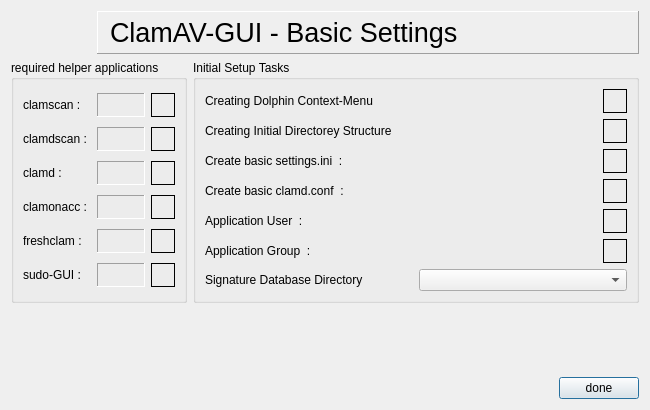
This is ui/firstrunwindow.ui in robinking623/clamav-gui as Qt 5 draws it before an edit. The edited form follows.
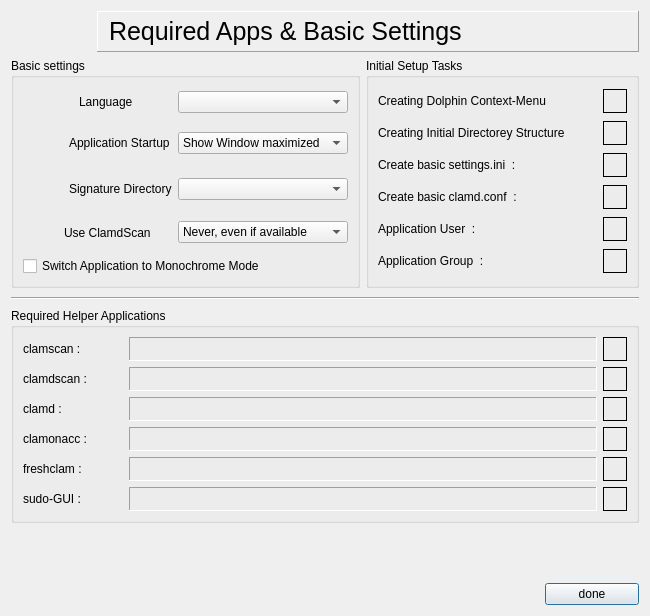
This is the edited form. Icons and pictures are not drawn.

What changed in the file:
```diff
--- a/ui/firstrunwindow.ui
+++ b/ui/firstrunwindow.ui
@@ -7,23 +7,384 @@
     <x>0</x>
     <y>0</y>
     <width>650</width>
-    <height>410</height>
+    <height>616</height>
    </rect>
   </property>
   <property name="windowTitle">
    <string>firstRunWindow</string>
   </property>
   <layout class="QGridLayout" name="gridLayout_2">
-   <item row="1" column="0" colspan="2">
+   <item row="0" column="0" colspan="3">
+    <layout class="QHBoxLayout" name="horizontalLayout_8">
+     <item>
+      <widget class="QLabel" name="label">
+       <property name="maximumSize">
+        <size>
+         <width>80</width>
+         <height>80</height>
+        </size>
+       </property>
+       <property name="text">
+        <string/>
+       </property>
+       <property name="pixmap">
+        <pixmap resource="../resources.qrc">:/icons/icons/Clam.png</pixmap>
+       </property>
+       <property name="scaledContents">
+        <bool>true</bool>
+       </property>
+      </widget>
+     </item>
+     <item>
+      <widget class="QLabel" name="headlineLabel">
+       <property name="maximumSize">
+        <size>
+         <width>16777215</width>
+         <height>50</height>
+        </size>
+       </property>
+       <property name="font">
+        <font>
+         <pointsize>19</pointsize>
+        </font>
+       </property>
+       <property name="styleSheet">
+        <string notr="true">padding:5px</string>
+       </property>
+       <property name="frameShape">
+        <enum>QFrame::Panel</enum>
+       </property>
+       <property name="frameShadow">
+        <enum>QFrame::Raised</enum>
+       </property>
+       <property name="text">
+        <string>Required Apps &amp; Basic Settings</string>
+       </property>
+       <property name="alignment">
+        <set>Qt::AlignLeading|Qt::AlignLeft|Qt::AlignVCenter</set>
+       </property>
+       <property name="margin">
+        <number>0</number>
+       </property>
+      </widget>
+     </item>
+    </layout>
+   </item>
+   <item row="7" column="2">
+    <widget class="QPushButton" name="pushButton">
+     <property name="text">
+      <string>done</string>
+     </property>
+    </widget>
+   </item>
+   <item row="2" column="0" rowspan="2">
+    <widget class="QGroupBox" name="basicSettingsGroupBox">
+     <property name="sizePolicy">
+      <sizepolicy hsizetype="Preferred" vsizetype="Preferred">
+       <horstretch>0</horstretch>
+       <verstretch>0</verstretch>
+      </sizepolicy>
+     </property>
+     <property name="styleSheet">
+      <string notr="true"/>
+     </property>
+     <property name="title">
+      <string>Basic settings</string>
+     </property>
+     <property name="flat">
+      <bool>true</bool>
+     </property>
+     <layout class="QVBoxLayout" name="verticalLayout">
+      <item>
+       <layout class="QHBoxLayout" name="horizontalLayout_10">
+        <item>
+         <widget class="QLabel" name="label_3">
+          <property name="minimumSize">
+           <size>
+            <width>50</width>
+            <height>30</height>
+           </size>
+          </property>
+          <property name="maximumSize">
+           <size>
+            <width>50</width>
+            <height>30</height>
+           </size>
+          </property>
+          <property name="text">
+           <string/>
+          </property>
+          <property name="pixmap">
+           <pixmap resource="../resources.qrc">:/icons/icons/languagelabel.xpm</pixmap>
+          </property>
+          <property name="scaledContents">
+           <bool>true</bool>
+          </property>
+          <property name="margin">
+           <number>3</number>
+          </property>
+         </widget>
+        </item>
+        <item>
+         <widget class="QLabel" name="label_2">
+          <property name="text">
+           <string>Language</string>
+          </property>
+         </widget>
+        </item>
+        <item>
+         <widget class="QComboBox" name="applicationLanguageComboBox">
+          <property name="minimumSize">
+           <size>
+            <width>170</width>
+            <height>0</height>
+           </size>
+          </property>
+          <property name="maximumSize">
+           <size>
+            <width>170</width>
+            <height>16777215</height>
+           </size>
+          </property>
+          <property name="sizeIncrement">
+           <size>
+            <width>0</width>
+            <height>0</height>
+           </size>
+          </property>
+         </widget>
+        </item>
+       </layout>
+      </item>
+      <item>
+       <layout class="QHBoxLayout" name="horizontalLayout_9">
+        <item>
+         <widget class="QLabel" name="label_4">
+          <property name="minimumSize">
+           <size>
+            <width>40</width>
+            <height>40</height>
+           </size>
+          </property>
+          <property name="maximumSize">
+           <size>
+            <width>40</width>
+            <height>40</height>
+           </size>
+          </property>
+          <property name="text">
+           <string/>
+          </property>
+          <property name="pixmap">
+           <pixmap resource="../resources.qrc">:/icons/icons/scanlimits.png</pixmap>
+          </property>
+          <property name="scaledContents">
+           <bool>true</bool>
+          </property>
+         </widget>
+        </item>
+        <item>
+         <widget class="QLabel" name="startupModeLabel">
+          <property name="text">
+           <string>Application Startup</string>
+          </property>
+         </widget>
+        </item>
+        <item>
+         <widget class="QComboBox" name="startupModeComboBox">
+          <property name="minimumSize">
+           <size>
+            <width>170</width>
+            <height>0</height>
+           </size>
+          </property>
+          <property name="maximumSize">
+           <size>
+            <width>170</width>
+            <height>16777215</height>
+           </size>
+          </property>
+          <item>
+           <property name="text">
+            <string>Show Window maximized</string>
+           </property>
+          </item>
+          <item>
+           <property name="text">
+            <string>Show Tray Icon only</string>
+           </property>
+          </item>
+         </widget>
+        </item>
+       </layout>
+      </item>
+      <item>
+       <layout class="QHBoxLayout" name="horizontalLayout_6">
+        <item>
+         <widget class="QLabel" name="label_5">
+          <property name="minimumSize">
+           <size>
+            <width>40</width>
+            <height>40</height>
+           </size>
+          </property>
+          <property name="maximumSize">
+           <size>
+            <width>40</width>
+            <height>40</height>
+           </size>
+          </property>
+          <property name="styleSheet">
+           <string notr="true"/>
+          </property>
+          <property name="text">
+           <string/>
+          </property>
+          <property name="pixmap">
+           <pixmap resource="../resources.qrc">:/icons/icons/freshclam.png</pixmap>
+          </property>
+          <property name="scaledContents">
+           <bool>true</bool>
+          </property>
+          <property name="margin">
+           <number>5</number>
+          </property>
+          <property name="indent">
+           <number>-1</number>
+          </property>
+         </widget>
+        </item>
+        <item>
+         <widget class="QLabel" name="signatureDatabaseDirectoryLabel">
+          <property name="text">
+           <string>Signature Directory</string>
+          </property>
+         </widget>
+        </item>
+        <item>
+         <widget class="QComboBox" name="signatureDatabaseDirectoryComboBox">
+          <property name="minimumSize">
+           <size>
+            <width>170</width>
+            <height>0</height>
+           </size>
+          </property>
+          <property name="maximumSize">
+           <size>
+            <width>170</width>
+            <height>16777215</height>
+           </size>
+          </property>
+         </widget>
+        </item>
+       </layout>
+      </item>
+      <item>
+       <layout class="QHBoxLayout" name="horizontalLayout_11">
+        <item>
+         <widget class="QLabel" name="label_6">
+          <property name="minimumSize">
+           <size>
+            <width>35</width>
+            <height>35</height>
+           </size>
+          </property>
+          <property name="maximumSize">
+           <size>
+            <width>35</width>
+            <height>35</height>
+           </size>
+          </property>
+          <property name="styleSheet">
+           <string notr="true"/>
+          </property>
+          <property name="text">
+           <string/>
+          </property>
+          <property name="pixmap">
+           <pixmap resource="../resources.qrc">:/icons/icons/multithread.png</pixmap>
+          </property>
+          <property name="scaledContents">
+           <bool>true</bool>
+          </property>
+          <property name="margin">
+           <number>5</number>
+          </property>
+          <property name="indent">
+           <number>-1</number>
+          </property>
+         </widget>
+        </item>
+        <item>
+         <widget class="QLabel" name="clamdscanLabel_2">
+          <property name="text">
+           <string>Use ClamdScan</string>
+          </property>
+         </widget>
+        </item>
+        <item>
+         <widget class="QComboBox" name="clamdscanComboBox">
+          <property name="minimumSize">
+           <size>
+            <width>170</width>
+            <height>0</height>
+           </size>
+          </property>
+          <property name="maximumSize">
+           <size>
+            <width>170</width>
+            <height>16777215</height>
+           </size>
+          </property>
+          <item>
+           <property name="text">
+            <string>Never, even if available</string>
+           </property>
+          </item>
+          <item>
+           <property name="text">
+            <string>Always, if available</string>
+           </property>
+          </item>
+          <item>
+           <property name="text">
+            <string>For scheduled scan, if available</string>
+           </property>
+          </item>
+          <item>
+           <property name="text">
+            <string>For direct scan, if available</string>
+           </property>
+          </item>
+          <item>
+           <property name="text">
+            <string>Ask for permission, if available</string>
+           </property>
+          </item>
+         </widget>
+        </item>
+       </layout>
+      </item>
+      <item>
+       <widget class="QCheckBox" name="monochromeModeCheckBox">
+        <property name="text">
+         <string>Switch Application to Monochrome Mode</string>
+        </property>
+       </widget>
+      </item>
+     </layout>
+    </widget>
+   </item>
+   <item row="5" column="0" colspan="3">
     <widget class="QGroupBox" name="requiredApplicationGroupBox">
      <property name="title">
-      <string>required helper applications</string>
+      <string>Required Helper Applications</string>
      </property>
      <layout class="QGridLayout" name="gridLayout">
-      <item row="0" column="0">
-       <widget class="QLabel" name="clamscanLabel">
+      <item row="2" column="0">
+       <widget class="QLabel" name="clamdLabel">
         <property name="text">
-         <string>clamscan : </string>
+         <string>clamd : </string>
         </property>
        </widget>
       </item>
@@ -40,6 +401,75 @@
         </property>
        </widget>
       </item>
+      <item row="5" column="2">
+       <widget class="QLabel" name="sudoGUIStatusLabel">
+        <property name="minimumSize">
+         <size>
+          <width>24</width>
+          <height>24</height>
+         </size>
+        </property>
+        <property name="maximumSize">
+         <size>
+          <width>24</width>
+          <height>24</height>
+         </size>
+        </property>
+        <property name="frameShape">
+         <enum>QFrame::Box</enum>
+        </property>
+        <property name="text">
+         <string/>
+        </property>
+        <property name="pixmap">
+         <pixmap resource="../resources.qrc">:/icons/icons/cancel.png</pixmap>
+        </property>
+        <property name="scaledContents">
+         <bool>true</bool>
+        </property>
+       </widget>
+      </item>
+      <item row="1" column="1">
+       <widget class="QLabel" name="clamdscanSourceLabel">
+        <property name="frameShape">
+         <enum>QFrame::Panel</enum>
+        </property>
+        <property name="frameShadow">
+         <enum>QFrame::Sunken</enum>
+        </property>
+        <property name="text">
+         <string/>
+        </property>
+       </widget>
+      </item>
+      <item row="1" column="2">
+       <widget class="QLabel" name="clamdscanStatusLabel">
+        <property name="minimumSize">
+         <size>
+          <width>24</width>
+          <height>24</height>
+         </size>
+        </property>
+        <property name="maximumSize">
+         <size>
+          <width>24</width>
+          <height>24</height>
+         </size>
+        </property>
+        <property name="frameShape">
+         <enum>QFrame::Box</enum>
+        </property>
+        <property name="text">
+         <string/>
+        </property>
+        <property name="pixmap">
+         <pixmap resource="../resources.qrc">:/icons/icons/cancel.png</pixmap>
+        </property>
+        <property name="scaledContents">
+         <bool>true</bool>
+        </property>
+       </widget>
+      </item>
       <item row="0" column="1">
        <widget class="QLabel" name="clamscanSourceLabel">
         <property name="frameShape">
@@ -53,6 +483,19 @@
         </property>
        </widget>
       </item>
+      <item row="4" column="1">
+       <widget class="QLabel" name="freshclamSourceLabel">
+        <property name="frameShape">
+         <enum>QFrame::Panel</enum>
+        </property>
+        <property name="frameShadow">
+         <enum>QFrame::Sunken</enum>
+        </property>
+        <property name="text">
+         <string/>
+        </property>
+       </widget>
+      </item>
       <item row="5" column="0">
        <widget class="QLabel" name="sudoGUILabel">
         <property name="text">
@@ -60,13 +503,6 @@
         </property>
        </widget>
       </item>
-      <item row="2" column="0">
-       <widget class="QLabel" name="clamdLabel">
-        <property name="text">
-         <string>clamd : </string>
-        </property>
-       </widget>
-      </item>
       <item row="4" column="0">
        <widget class="QLabel" name="freshclamLabel">
         <property name="text">
@@ -74,6 +510,34 @@
         </property>
        </widget>
       </item>
+      <item row="0" column="2">
+       <widget class="QLabel" name="clamscanStatusLabel">
+        <property name="minimumSize">
+         <size>
+          <width>24</width>
+          <height>24</height>
+         </size>
+        </property>
+        <property name="maximumSize">
+         <size>
+          <width>24</width>
+          <height>24</height>
+         </size>
+        </property>
+        <property name="frameShape">
+         <enum>QFrame::Box</enum>
+        </property>
+        <property name="text">
+         <string/>
+        </property>
+        <property name="pixmap">
+         <pixmap resource="../resources.qrc">:/icons/icons/cancel.png</pixmap>
+        </property>
+        <property name="scaledContents">
+         <bool>true</bool>
+        </property>
+       </widget>
+      </item>
       <item row="3" column="1">
        <widget class="QLabel" name="clamonaccSourceLabel">
         <property name="frameShape">
@@ -87,13 +551,6 @@
         </property>
        </widget>
       </item>
-      <item row="1" column="0">
-       <widget class="QLabel" name="clamdscanLabel">
-        <property name="text">
-         <string>clamdscan : </string>
-        </property>
-       </widget>
-      </item>
       <item row="5" column="1">
        <widget class="QLabel" name="sudoGUISourceLabel">
         <property name="frameShape">
@@ -107,123 +564,6 @@
         </property>
        </widget>
       </item>
-      <item row="1" column="1">
-       <widget class="QLabel" name="clamdscanSourceLabel">
-        <property name="frameShape">
-         <enum>QFrame::Panel</enum>
-        </property>
-        <property name="frameShadow">
-         <enum>QFrame::Sunken</enum>
-        </property>
-        <property name="text">
-         <string/>
-        </property>
-       </widget>
-      </item>
-      <item row="4" column="1">
-       <widget class="QLabel" name="freshclamSourceLabel">
-        <property name="frameShape">
-         <enum>QFrame::Panel</enum>
-        </property>
-        <property name="frameShadow">
-         <enum>QFrame::Sunken</enum>
-        </property>
-        <property name="text">
-         <string/>
-        </property>
-       </widget>
-      </item>
-      <item row="3" column="0">
-       <widget class="QLabel" name="clamonaccLabel">
-        <property name="text">
-         <string>clamonacc :</string>
-        </property>
-       </widget>
-      </item>
-      <item row="0" column="2">
-       <widget class="QLabel" name="clamscanStatusLabel">
-        <property name="minimumSize">
-         <size>
-          <width>24</width>
-          <height>24</height>
-         </size>
-        </property>
-        <property name="maximumSize">
-         <size>
-          <width>24</width>
-          <height>24</height>
-         </size>
-        </property>
-        <property name="frameShape">
-         <enum>QFrame::Box</enum>
-        </property>
-        <property name="text">
-         <string/>
-        </property>
-        <property name="pixmap">
-         <pixmap resource="../resources.qrc">:/icons/icons/cancel.png</pixmap>
-        </property>
-        <property name="scaledContents">
-         <bool>true</bool>
-        </property>
-       </widget>
-      </item>
-      <item row="1" column="2">
-       <widget class="QLabel" name="clamdscanStatusLabel">
-        <property name="minimumSize">
-         <size>
-          <width>24</width>
-          <height>24</height>
-         </size>
-        </property>
-        <property name="maximumSize">
-         <size>
-          <width>24</width>
-          <height>24</height>
-         </size>
-        </property>
-        <property name="frameShape">
-         <enum>QFrame::Box</enum>
-        </property>
-        <property name="text">
-         <string/>
-        </property>
-        <property name="pixmap">
-         <pixmap resource="../resources.qrc">:/icons/icons/cancel.png</pixmap>
-        </property>
-        <property name="scaledContents">
-         <bool>true</bool>
-        </property>
-       </widget>
-      </item>
-      <item row="2" column="2">
-       <widget class="QLabel" name="clamdStatusLabel">
-        <property name="minimumSize">
-         <size>
-          <width>24</width>
-          <height>24</height>
-         </size>
-        </property>
-        <property name="maximumSize">
-         <size>
-          <width>24</width>
-          <height>24</height>
-         </size>
-        </property>
-        <property name="frameShape">
-         <enum>QFrame::Box</enum>
-        </property>
-        <property name="text">
-         <string/>
-        </property>
-        <property name="pixmap">
-         <pixmap resource="../resources.qrc">:/icons/icons/cancel.png</pixmap>
-        </property>
-        <property name="scaledContents">
-         <bool>true</bool>
-        </property>
-       </widget>
-      </item>
       <item row="3" column="2">
        <widget class="QLabel" name="clamonaccStatusLabel">
         <property name="minimumSize">
@@ -252,6 +592,34 @@
         </property>
        </widget>
       </item>
+      <item row="2" column="2">
+       <widget class="QLabel" name="clamdStatusLabel">
+        <property name="minimumSize">
+         <size>
+          <width>24</width>
+          <height>24</height>
+         </size>
+        </property>
+        <property name="maximumSize">
+         <size>
+          <width>24</width>
+          <height>24</height>
+         </size>
+        </property>
+        <property name="frameShape">
+         <enum>QFrame::Box</enum>
+        </property>
+        <property name="text">
+         <string/>
+        </property>
+        <property name="pixmap">
+         <pixmap resource="../resources.qrc">:/icons/icons/cancel.png</pixmap>
+        </property>
+        <property name="scaledContents">
+         <bool>true</bool>
+        </property>
+       </widget>
+      </item>
       <item row="4" column="2">
        <widget class="QLabel" name="freshclamStatusLabel">
         <property name="minimumSize">
@@ -280,38 +648,50 @@
         </property>
        </widget>
       </item>
-      <item row="5" column="2">
-       <widget class="QLabel" name="sudoGUIStatusLabel">
-        <property name="minimumSize">
-         <size>
-          <width>24</width>
-          <height>24</height>
-         </size>
-        </property>
+      <item row="0" column="0">
+       <widget class="QLabel" name="clamscanLabel">
         <property name="maximumSize">
          <size>
-          <width>24</width>
-          <height>24</height>
+          <width>100</width>
+          <height>16777215</height>
          </size>
         </property>
-        <property name="frameShape">
-         <enum>QFrame::Box</enum>
+        <property name="text">
+         <string>clamscan : </string>
         </property>
+       </widget>
+      </item>
+      <item row="3" column="0">
+       <widget class="QLabel" name="clamonaccLabel">
         <property name="text">
-         <string/>
+         <string>clamonacc :</string>
         </property>
-        <property name="pixmap">
-         <pixmap resource="../resources.qrc">:/icons/icons/cancel.png</pixmap>
-        </property>
-        <property name="scaledContents">
-         <bool>true</bool>
+       </widget>
+      </item>
+      <item row="1" column="0">
+       <widget class="QLabel" name="clamdscanLabel">
+        <property name="text">
+         <string>clamdscan : </string>
         </property>
        </widget>
       </item>
      </layout>
     </widget>
    </item>
-   <item row="2" column="0">
+   <item row="7" column="0" colspan="2">
+    <spacer name="horizontalSpacer">
+     <property name="orientation">
+      <enum>Qt::Horizontal</enum>
+     </property>
+     <property name="sizeHint" stdset="0">
+      <size>
+       <width>528</width>
+       <height>20</height>
+      </size>
+     </property>
+    </spacer>
+   </item>
+   <item row="6" column="0">
     <spacer name="verticalSpacer">
      <property name="orientation">
       <enum>Qt::Vertical</enum>
@@ -324,28 +704,21 @@
      </property>
     </spacer>
    </item>
-   <item row="3" column="2">
-    <spacer name="horizontalSpacer">
-     <property name="orientation">
-      <enum>Qt::Horizontal</enum>
-     </property>
-     <property name="sizeHint" stdset="0">
+   <item row="4" column="0" colspan="3">
+    <widget class="Line" name="line">
+     <property name="minimumSize">
       <size>
-       <width>528</width>
-       <height>20</height>
+       <width>0</width>
+       <height>8</height>
       </size>
      </property>
-    </spacer>
-   </item>
-   <item row="3" column="3">
-    <widget class="QPushButton" name="pushButton">
-     <property name="text">
-      <string>done</string>
+     <property name="orientation">
+      <enum>Qt::Horizontal</enum>
      </property>
     </widget>
    </item>
-   <item row="1" column="2" colspan="2">
-    <widget class="QGroupBox" name="groupBox">
+   <item row="2" column="1" rowspan="2" colspan="2">
+    <widget class="QGroupBox" name="initialSetupTasksGroupBox">
      <property name="title">
       <string>Initial Setup Tasks</string>
      </property>
@@ -584,79 +957,9 @@
         </item>
        </layout>
       </item>
-      <item>
-       <layout class="QHBoxLayout" name="horizontalLayout_6">
-        <item>
-         <widget class="QLabel" name="signatureDatabaseDirectoryLabel">
-          <property name="text">
-           <string>Signature Database Directory</string>
-          </property>
-         </widget>
-        </item>
-        <item>
-         <widget class="QComboBox" name="signatureDatabaseDirectoryComboBox"/>
-        </item>
-       </layout>
-      </item>
      </layout>
     </widget>
    </item>
-   <item row="0" column="0" colspan="4">
-    <layout class="QHBoxLayout" name="horizontalLayout_8">
-     <item>
-      <widget class="QLabel" name="label">
-       <property name="maximumSize">
-        <size>
-         <width>80</width>
-         <height>80</height>
-        </size>
-       </property>
-       <property name="text">
-        <string/>
-       </property>
-       <property name="pixmap">
-        <pixmap resource="../resources.qrc">:/icons/icons/Clam.png</pixmap>
-       </property>
-       <property name="scaledContents">
-        <bool>true</bool>
-       </property>
-      </widget>
-     </item>
-     <item>
-      <widget class="QLabel" name="headlineLabel">
-       <property name="maximumSize">
-        <size>
-         <width>16777215</width>
-         <height>50</height>
-        </size>
-       </property>
-       <property name="font">
-        <font>
-         <pointsize>20</pointsize>
-        </font>
-       </property>
-       <property name="styleSheet">
-        <string notr="true">padding:5px</string>
-       </property>
-       <property name="frameShape">
-        <enum>QFrame::Panel</enum>
-       </property>
-       <property name="frameShadow">
-        <enum>QFrame::Raised</enum>
-       </property>
-       <property name="text">
-        <string>ClamAV-GUI - Basic Settings</string>
-       </property>
-       <property name="alignment">
-        <set>Qt::AlignLeading|Qt::AlignLeft|Qt::AlignVCenter</set>
-       </property>
-       <property name="margin">
-        <number>0</number>
-       </property>
-      </widget>
-     </item>
-    </layout>
-   </item>
   </layout>
  </widget>
  <resources>
```
Left out of the diff: 78 changed lines with no effect on the pictures.
